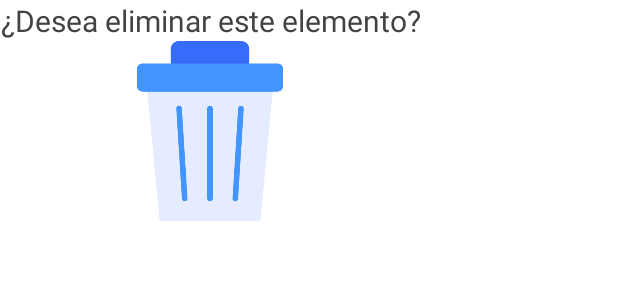
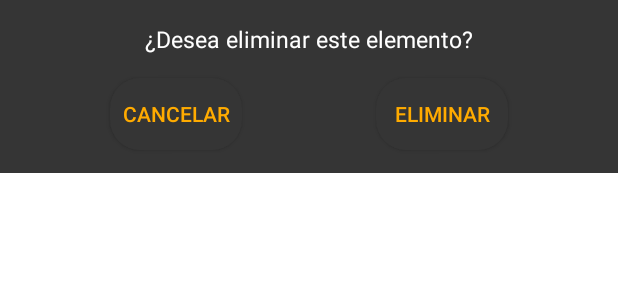
Before and after one commit to MJackson22-bit/GameManagement, an Android app: the layout dialog_delete_item.xml on its own in the app's theme, with its tools: preview values and no code run, on a phone screen of 412 x 824 dp. Shown: the top 300 px of the screen. Run offline under Robolectric (Android 15) with nearby library versions, the phone set to English and light mode, and no system bars.

Commit message:
Solución de bugs en las funciones de eliminar y editar un elemento

```diff
--- a/app/src/main/java/com/example/practice3/adapter/GameViewHolder.kt
+++ b/app/src/main/java/com/example/practice3/adapter/GameViewHolder.kt
@@ -37,7 +37,6 @@ class GameViewHolder(view: View) : RecyclerView.ViewHolder(view), View.OnCreateC
                 Snackbar.make(itemView, "Error al cargar algunas de las imágenes", Snackbar.LENGTH_SHORT).show()
                 return false
             }
-
             override fun onResourceReady(
                 resource: Drawable?,
                 model: Any?,
--- a/app/src/main/res/drawable/box_shadow.xml
+++ b/app/src/main/res/drawable/box_shadow.xml
@@ -1,6 +1,5 @@
 <?xml version="1.0" encoding="utf-8"?>
 <shape xmlns:android="http://schemas.android.com/apk/res/android">
-    <solid android:color="#DCDCDC"/>
+    <solid android:color="#4A4A4A"/>
     <corners android:radius="15dp"/>
-    <stroke android:color="@color/white"/>
 </shape>
--- /dev/null
+++ b/app/src/main/res/drawable/ic_baseline_videogame_asset_24.xml
@@ -0,0 +1,5 @@
+<vector android:height="24dp" android:tint="#4C52C1"
+    android:viewportHeight="24" android:viewportWidth="24"
+    android:width="24dp" xmlns:android="http://schemas.android.com/apk/res/android">
+    <path android:fillColor="@android:color/white" android:pathData="M21,6L3,6c-1.1,0 -2,0.9 -2,2v8c0,1.1 0.9,2 2,2h18c1.1,0 2,-0.9 2,-2L23,8c0,-1.1 -0.9,-2 -2,-2zM11,13L8,13v3L6,16v-3L3,13v-2h3L6,8h2v3h3v2zM15.5,15c-0.83,0 -1.5,-0.67 -1.5,-1.5s0.67,-1.5 1.5,-1.5 1.5,0.67 1.5,1.5 -0.67,1.5 -1.5,1.5zM19.5,12c-0.83,0 -1.5,-0.67 -1.5,-1.5S18.67,9 19.5,9s1.5,0.67 1.5,1.5 -0.67,1.5 -1.5,1.5z"/>
+</vector>
--- /dev/null
+++ b/app/src/main/res/drawable/shadow_dialog.xml
@@ -0,0 +1,6 @@
+<?xml version="1.0" encoding="utf-8"?>
+<shape xmlns:android="http://schemas.android.com/apk/res/android"
+    android:shape="rectangle">
+    <solid android:color="#353535"/>
+    <corners android:radius="20dp" />
+</shape>
--- a/app/src/main/res/layout/dialog_delete_item.xml
+++ b/app/src/main/res/layout/dialog_delete_item.xml
@@ -1,24 +1,47 @@
 <?xml version="1.0" encoding="utf-8"?>
-<androidx.appcompat.widget.LinearLayoutCompat xmlns:android="http://schemas.android.com/apk/res/android"
+<androidx.constraintlayout.widget.ConstraintLayout xmlns:android="http://schemas.android.com/apk/res/android"
     xmlns:app="http://schemas.android.com/apk/res-auto"
-    android:layout_width="wrap_content"
+    android:layout_width="match_parent"
+    android:background="#353535"
+    android:textAlignment="center"
     android:layout_height="wrap_content"
     android:orientation="vertical">
 
-    <TextView
+    <TextView android:id="@+id/tvTitle"
         android:layout_width="wrap_content"
         android:layout_height="wrap_content"
         android:text="@string/desea_eliminar_este_elemento"
-        android:textSize="20sp"
-        android:gravity="center_horizontal"
-        android:textColor="#434343"
+        app:layout_constraintEnd_toEndOf="parent"
+        android:textSize="15sp"
+        android:layout_margin="15dp"
+        android:textColor="@color/white"
         android:elegantTextHeight="true"
-        android:elevation="15dp"/>
-    <androidx.appcompat.widget.AppCompatImageView
-        android:layout_width="120dp"
-        android:layout_height="120dp"
-        android:scaleType="fitCenter"
-        android:layout_gravity="center_horizontal"
-        android:src="@drawable/trash"/>
+        app:layout_constraintTop_toTopOf="parent"
+        app:layout_constraintStart_toStartOf="parent"/>
 
-</androidx.appcompat.widget.LinearLayoutCompat>
+    <androidx.appcompat.widget.AppCompatButton
+        android:id="@+id/btnCancel"
+        android:layout_width="wrap_content"
+        android:layout_height="wrap_content"
+        android:layout_margin="15dp"
+        android:text="@string/cancelar"
+        android:textColor="#FFAB00"
+        android:background="@drawable/shadow_dialog"
+        app:layout_constraintTop_toBottomOf="@id/tvTitle"
+        app:layout_constraintStart_toStartOf="parent"
+        app:layout_constraintEnd_toStartOf="@id/btnDelete"
+        app:layout_constraintBottom_toBottomOf="parent"/>
+    <androidx.appcompat.widget.AppCompatButton
+        android:id="@+id/btnDelete"
+        android:layout_width="wrap_content"
+        android:layout_height="wrap_content"
+        android:layout_margin="15dp"
+        android:text="@string/eliminar"
+        android:textColor="#FFAB00"
+        app:layout_constraintStart_toEndOf="@id/btnCancel"
+        android:background="@drawable/shadow_dialog"
+        app:layout_constraintTop_toBottomOf="@id/tvTitle"
+        app:layout_constraintEnd_toEndOf="parent"
+        app:layout_constraintBottom_toBottomOf="parent"/>
+
+</androidx.constraintlayout.widget.ConstraintLayout>
--- a/app/src/main/res/layout/item_game.xml
+++ b/app/src/main/res/layout/item_game.xml
@@ -4,9 +4,9 @@
     android:layout_height="wrap_content"
     xmlns:tools="http://schemas.android.com/tools"
     android:layout_margin="16dp"
-    app:cardElevation="6dp"
+    app:cardElevation="1dp"
     app:cardCornerRadius="10dp"
-    app:cardBackgroundColor="#ECECEC"
+    app:cardBackgroundColor="#FFFFFF"
     xmlns:app="http://schemas.android.com/apk/res-auto">
 
     <androidx.constraintlayout.widget.ConstraintLayout
--- a/app/src/main/res/values/strings.xml
+++ b/app/src/main/res/values/strings.xml
@@ -13,6 +13,8 @@
     <string name="editar">Editar</string>
     <string name="icono">Icono</string>
     <string name="desea_eliminar_este_elemento">¿Desea eliminar este elemento?</string>
+    <string name="cancelar">Cancelar</string>
+    <string name="agregar_juego">Agregar Juego</string>
     <string-array name="arrayCategory">
         <item>Acción</item>
         <item>Aventura</item>
--- a/build.gradle
+++ b/build.gradle
@@ -1,7 +1,7 @@
 // Top-level build file where you can add configuration options common to all sub-projects/modules.
 plugins {
-    id 'com.android.application' version '7.1.2' apply false
-    id 'com.android.library' version '7.1.2' apply false
+    id 'com.android.application' version '7.2.0' apply false
+    id 'com.android.library' version '7.2.0' apply false
     id 'org.jetbrains.kotlin.android' version '1.6.10' apply false
 }
 
```
Also changed, not shown: app/src/main/java/com/example/practice3/AddGameActivity.kt (+16 -11 lines), app/src/main/java/com/example/practice3/DetailActivity.kt (+54 -28 lines), app/src/main/java/com/example/practice3/MainActivity.kt (+14 -0 lines), app/src/main/res/layout/activity_detail.xml (+12 -4 lines), app/src/main/res/layout/activity_main.xml (+36 -3 lines), gradle/wrapper/gradle-wrapper.properties.
